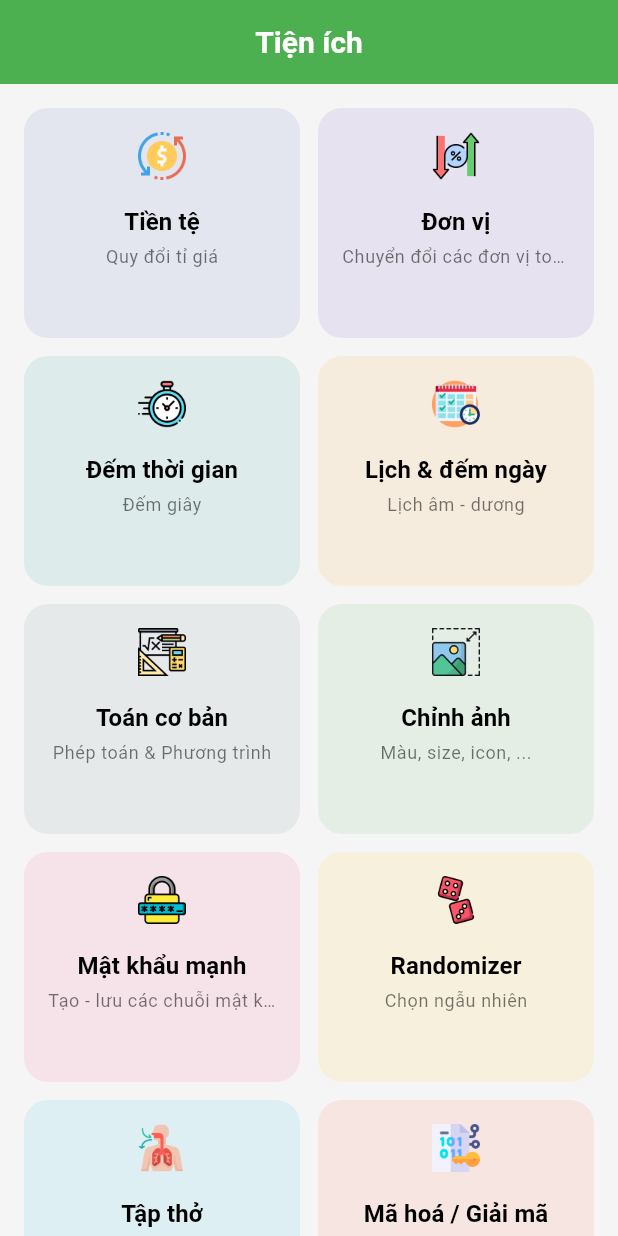
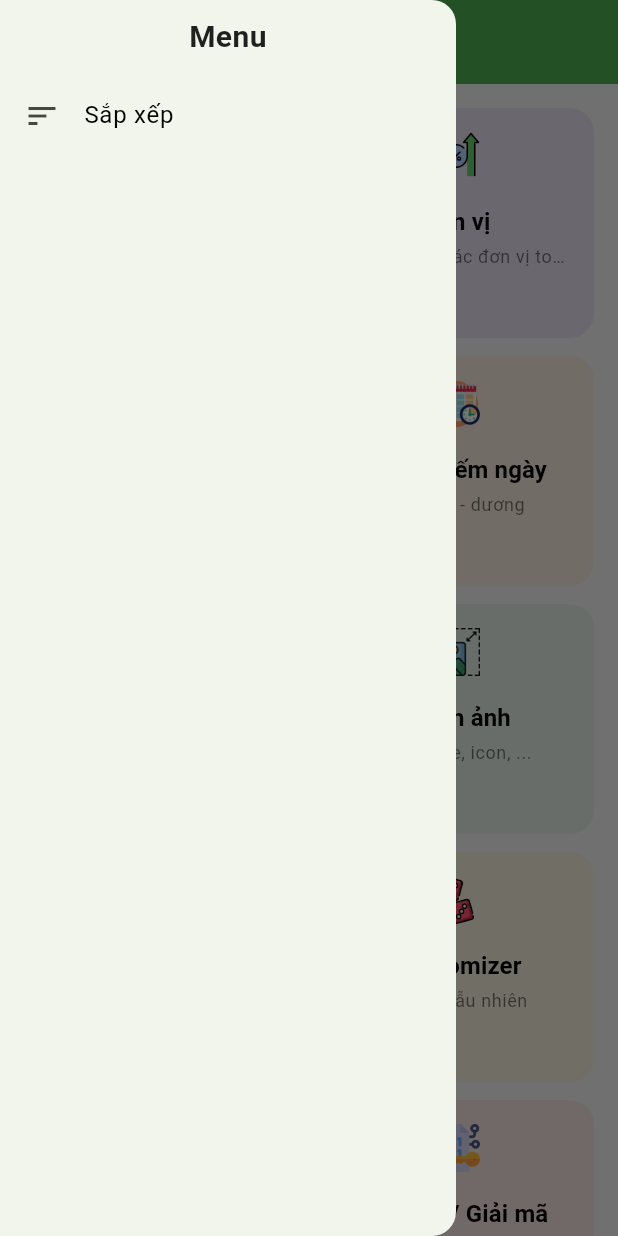
Before and after one commit to LeTienIT/flutter_AllInOne, a Flutter app: the screen it shows after launch, with the side drawer open (before the commit the screen has no drawer), on a phone screen of 412 x 824 dp. Run offline on Flutter 3.47's test engine with Material 3 defaults, Android fonts, the phone set to English and light mode, and no system bars; our stand-ins replace dio, dropdown_search, fl_chart, flutter_cache_manager, flutter_fortune_wheel, flutter_riverpod and 5 more; missing offline and left inert: encrypt, flutter_simple_calculator, full_calender, image_gallery_saver_plus, lunar_calendar_plus, mobile_scanner and 2 more; Roboto replaces fonts that are missing (DFVN).

Commit message:
Thêm tính năng mới - sắp xếp

```diff
--- a/lib/core/app_router.dart
+++ b/lib/core/app_router.dart
@@ -18,6 +18,7 @@ import '../features/currency/currency_screen.dart';
 import '../features/password/pass_word_screen.dart';
 import '../features/random/random_screen.dart';
 import '../features/random/wheel_animation.dart';
+import '../features/setting/setting_screen.dart';
 
 class AppRouter{
   static const String home = '/';
@@ -77,7 +78,8 @@ class AppRouter{
         return MaterialPageRoute(builder: (_) => CryptoScreen());
       case '/qrScanner':
         return MaterialPageRoute(builder: (_) => QrScannerScreen());
-
+      case '/sort':
+        return MaterialPageRoute(builder: (_) => FeatureReorderPage());
       default:
         return MaterialPageRoute(
           builder: (_) => Scaffold(
--- a/lib/home/home_screen.dart
+++ b/lib/home/home_screen.dart
@@ -1,4 +1,5 @@
 import 'package:all_in_one_tool/home/home_controller.dart';
+import 'package:all_in_one_tool/widget/menu.dart';
 import 'package:flutter/material.dart';
 import 'package:flutter_riverpod/flutter_riverpod.dart';
 
@@ -9,31 +10,30 @@ class HomeScreen extends ConsumerWidget{
 
   @override
   Widget build(BuildContext context, WidgetRef ref) {
-    final state = ref.watch(featureListProvider);
+    final features = ref.watch(featureListProvider);
+
     return Scaffold(
-      appBar: AppBar(title: Text('Tiện ích'),),
-      body: SingleChildScrollView(
-        child: GridView.builder(
+      appBar: AppBar(title: Text('Tiện ích')),
+      drawer: Drawer(child: Menu(),),
+      body: features.isEmpty ? const Center(child: CircularProgressIndicator()) : GridView.builder(
         padding: const EdgeInsets.all(16),
-          itemCount: state.length,
-          shrinkWrap: true,
-          physics: const NeverScrollableScrollPhysics(),
+        itemCount: features.length,
         gridDelegate: const SliverGridDelegateWithFixedCrossAxisCount(
-            crossAxisCount: 2, // 2 cột
+          crossAxisCount: 2,
           crossAxisSpacing: 12,
           mainAxisSpacing: 12,
-            childAspectRatio: 1.2, // Tùy chỉnh chiều cao
+          childAspectRatio: 1.2,
         ),
         itemBuilder: (context, index) {
-            final feature = state[index];
+          final feature = features[index];
           return FeatureTile(
             feature: feature,
             onTap: () => Navigator.pushNamed(context, feature.route),
           );
         },
       ),
-      )
     );
+
   }
 
 }
--- /dev/null
+++ b/lib/widget/menu.dart
@@ -0,0 +1,28 @@
+import 'package:flutter/material.dart';
+
+class Menu extends StatelessWidget{
+  const Menu({super.key});
+
+  @override
+  Widget build(BuildContext context) {
+    return Column(
+      children: [
+        SizedBox(height: 10),
+        Text(
+          'Menu',
+          style: TextStyle(
+            fontSize: 20,
+            fontWeight: FontWeight.bold,
+          ),
+          textAlign: TextAlign.center,
+        ),
+        SizedBox(height: 10),
+        ListTile(
+          leading: Icon(Icons.sort),
+          title: const Text('Sắp xếp'),
+          onTap: () => Navigator.pushNamed(context, '/sort'),
+        ),
+      ],
+    );
+  }
+}
--- a/pubspec.yaml
+++ b/pubspec.yaml
@@ -2,7 +2,7 @@ name: all_in_one_tool
 description: "Tất cả các tiện ích cá nhân sử dụng hằng ngày - AllinOne Tools"
 publish_to: 'none'
 
-version: 11.1.3+18
+version: 11.2.4+19
 
 environment:
   sdk: ^3.7.2
```
Also changed, not shown: lib/core/unit_library/shared_pref.dart (added, +16 -0 lines), lib/features/setting/setting_screen.dart (added, +47 -0 lines), lib/home/home_controller.dart (+41 -3 lines). Lines whose indentation alone changed are shown as unchanged.
